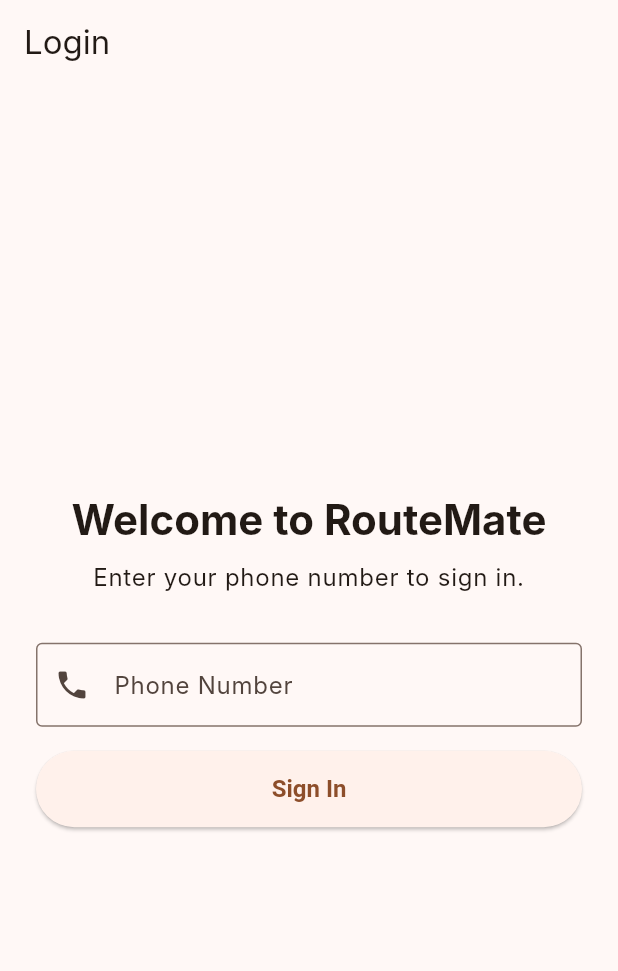
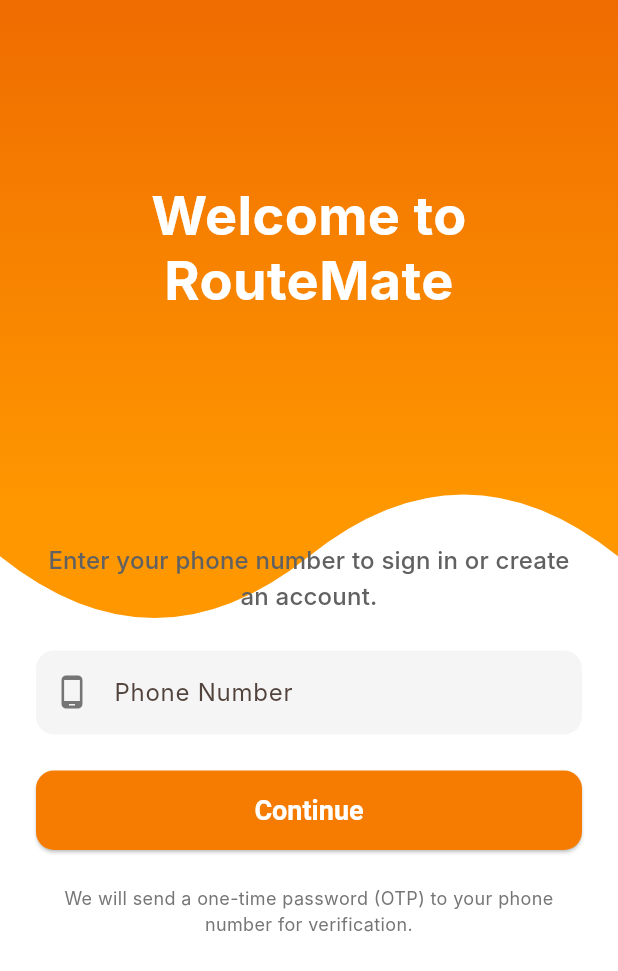
Before and after one commit to nalladev/RouteMate, a Flutter app: the screen it shows after launch, on a phone screen of 412 x 824 dp. Shown: the top 971 px of the screen. Run offline on Flutter 3.47's test engine with Material 3 defaults, Android fonts, the phone set to English and light mode, and no system bars; our stand-ins replace flutter_map, jwt_decoder, latlong2, location, shared_preferences; accounts and stored records are empty; Roboto replaces fonts that are missing (Inter).

Commit message:
LOGIN PAGE UI IMPROVED

```diff
--- a/lib/features/auth/screens/login_screen.dart
+++ b/lib/features/auth/screens/login_screen.dart
@@ -2,6 +2,7 @@
 import 'package:provider/provider.dart';
 import 'package:routemate/services/auth_service.dart';
 import 'package:routemate/services/api_service.dart';
+import 'package:routemate/features/auth/widgets/login_background.dart';
 
 class LoginScreen extends StatefulWidget {
   const LoginScreen({super.key});
@@ -29,16 +30,8 @@
     });
 
     try {
-      // Format phone number to E.164 format (e.g., +11234567890)
       final phoneNumber = _formatPhoneNumber(_phoneController.text);
-
-      // The AuthService will call the backend API.
-      // For this refactor, we assume a simplified login that will be expanded
-      // in the backend to handle OTPs.
       await Provider.of<AuthService>(context, listen: false).login(phoneNumber);
-
-      // On success, the AuthGate's Consumer will automatically rebuild and navigate
-      // to the home page. No manual navigation is needed here.
     } on ApiException catch (e) {
       if (mounted) {
         setState(() {
@@ -60,13 +53,8 @@
     }
   }
 
-  /// Formats phone number to E.164 format (e.g., +11234567890)
   String _formatPhoneNumber(String phone) {
-    // Remove all non-digit characters
     String digitsOnly = phone.replaceAll(RegExp(r'\D'), '');
-
-    // If the number doesn't start with a country code (doesn't start with 1-9),
-    // assume it's a US number and prepend +1
     if (digitsOnly.length == 10) {
       return '+1$digitsOnly';
     } else if (digitsOnly.length == 11 && digitsOnly.startsWith('1')) {
@@ -74,8 +62,6 @@
     } else if (!digitsOnly.startsWith('+') && digitsOnly.length > 10) {
       return '+$digitsOnly';
     }
-
-    // If it already looks valid, just add + if missing
     if (!digitsOnly.startsWith('+')) {
       return '+$digitsOnly';
     }
@@ -91,59 +77,107 @@
   @override
   Widget build(BuildContext context) {
     return Scaffold(
-      appBar: AppBar(title: const Text('Login')),
-      body: Padding(
-        padding: const EdgeInsets.all(24.0),
+      backgroundColor: Colors.white,
+      body: LoginBackground(
         child: Column(
-          mainAxisAlignment: MainAxisAlignment.center,
           crossAxisAlignment: CrossAxisAlignment.stretch,
           children: [
+            // --- Top Section with Title ---
+            SizedBox(
+              height: MediaQuery.of(context).size.height * 0.4,
+              child: const Center(
+                child: Text(
+                  'Welcome to\nRouteMate',
+                  textAlign: TextAlign.center,
+                  style: TextStyle(
+                    color: Colors.white,
+                    fontSize: 36,
+                    fontWeight: FontWeight.bold,
+                    height: 1.2,
+                  ),
+                ),
+              ),
+            ),
+            // --- Bottom Section with Form ---
+            Expanded(
+              child: SingleChildScrollView(
+                padding: const EdgeInsets.symmetric(horizontal: 24.0),
+                child: Column(
+                  children: [
+                    const SizedBox(height: 32),
                     Text(
-              'Welcome to RouteMate',
+                      'Enter your phone number to sign in or create an account.',
                       textAlign: TextAlign.center,
-              style: Theme.of(
-                context,
-              ).textTheme.headlineMedium?.copyWith(fontWeight: FontWeight.bold),
+                      style: Theme.of(context).textTheme.titleMedium?.copyWith(
+                            color: Colors.grey.shade700,
                           ),
-            const SizedBox(height: 8),
-            Text(
-              'Enter your phone number to sign in.',
-              textAlign: TextAlign.center,
-              style: Theme.of(context).textTheme.bodyLarge,
                     ),
-            const SizedBox(height: 32),
+                    const SizedBox(height: 24),
                     TextField(
                       controller: _phoneController,
                       keyboardType: TextInputType.phone,
-              decoration: const InputDecoration(
+                      decoration: InputDecoration(
                         labelText: 'Phone Number',
-                border: OutlineInputBorder(),
-                prefixIcon: Icon(Icons.phone),
+                        prefixIcon: Icon(Icons.phone_android, color: Colors.grey.shade600),
+                        filled: true,
+                        fillColor: Colors.grey.shade100,
+                        border: OutlineInputBorder(
+                          borderRadius: BorderRadius.circular(12),
+                          borderSide: BorderSide.none,
+                        ),
+                        focusedBorder: OutlineInputBorder(
+                          borderRadius: BorderRadius.circular(12),
+                          borderSide: BorderSide(
+                            color: Theme.of(context).primaryColor,
+                            width: 2,
+                          ),
+                        ),
                       ),
                       enabled: !_isLoading,
                     ),
-            const SizedBox(height: 16),
                     if (_errorMessage != null)
                       Padding(
-                padding: const EdgeInsets.only(bottom: 16.0),
+                        padding: const EdgeInsets.only(top: 12.0),
                         child: Text(
                           _errorMessage!,
-                  style: const TextStyle(color: Colors.red),
+                          style: const TextStyle(color: Colors.redAccent, fontSize: 14),
                           textAlign: TextAlign.center,
                         ),
                       ),
+                    const SizedBox(height: 24),
                     _isLoading
                         ? const Center(child: CircularProgressIndicator())
-                : ElevatedButton(
+                        : SizedBox(
+                            width: double.infinity,
+                            child: ElevatedButton(
                               onPressed: _login,
                               style: ElevatedButton.styleFrom(
+                                backgroundColor: Colors.orange.shade700,
+                                foregroundColor: Colors.white,
                                 padding: const EdgeInsets.symmetric(vertical: 16),
+                                shape: RoundedRectangleBorder(
+                                  borderRadius: BorderRadius.circular(12),
+                                ),
                                 textStyle: const TextStyle(
-                        fontSize: 16,
+                                  fontSize: 18,
                                   fontWeight: FontWeight.bold,
                                 ),
                               ),
-                    child: const Text('Sign In'),
+                              child: const Text('Continue'),
+                            ),
+                          ),
+                    const SizedBox(height: 24),
+                    Text(
+                      'We will send a one-time password (OTP) to your phone number for verification.',
+                      textAlign: TextAlign.center,
+                      style: TextStyle(
+                        fontSize: 12,
+                        color: Colors.grey.shade600,
+                      ),
+                    ),
+                  ],
+                ),
+              ),
             ),
           ],
         ),
--- /dev/null
+++ b/lib/features/auth/widgets/login_background.dart
@@ -0,0 +1,62 @@
+import 'dart:ui';
+import 'package:flutter/material.dart';
+
+class LoginBackground extends StatelessWidget {
+  final Widget child;
+
+  const LoginBackground({super.key, required this.child});
+
+  @override
+  Widget build(BuildContext context) {
+    return Stack(
+      children: [
+        // The custom background painter
+        CustomPaint(
+          size: Size.infinite,
+          painter: _BackgroundPainter(),
+        ),
+        // The content to be displayed on top of the background
+        child,
+      ],
+    );
+  }
+}
+
+class _BackgroundPainter extends CustomPainter {
+  @override
+  void paint(Canvas canvas, Size size) {
+    // --- 1. Define Paints and Shaders ---
+    final gradient = LinearGradient(
+      begin: Alignment.topCenter,
+      end: Alignment.bottomCenter,
+      colors: [Colors.orange.shade800, Colors.orange.shade500],
+      stops: const [0.0, 0.7],
+    );
+
+    final paint = Paint()
+      ..shader = gradient.createShader(Rect.fromLTWH(0, 0, size.width, size.height * 0.6));
+
+    // --- 2. Draw the Main Background Shape ---
+    final path = Path();
+    path.moveTo(0, 0);
+    path.lineTo(0, size.height * 0.45);
+    path.quadraticBezierTo(
+      size.width * 0.25,
+      size.height * 0.55,
+      size.width * 0.5,
+      size.height * 0.45,
+    );
+    path.quadraticBezierTo(
+      size.width * 0.75,
+      size.height * 0.35,
+      size.width,
+      size.height * 0.45,
+    );
+    path.lineTo(size.width, 0);
+    path.close();
+    canvas.drawPath(path, paint);
+  }
+
+  @override
+  bool shouldRepaint(covariant CustomPainter oldDelegate) => false;
+}
```
Lines whose indentation alone changed are shown as unchanged.
